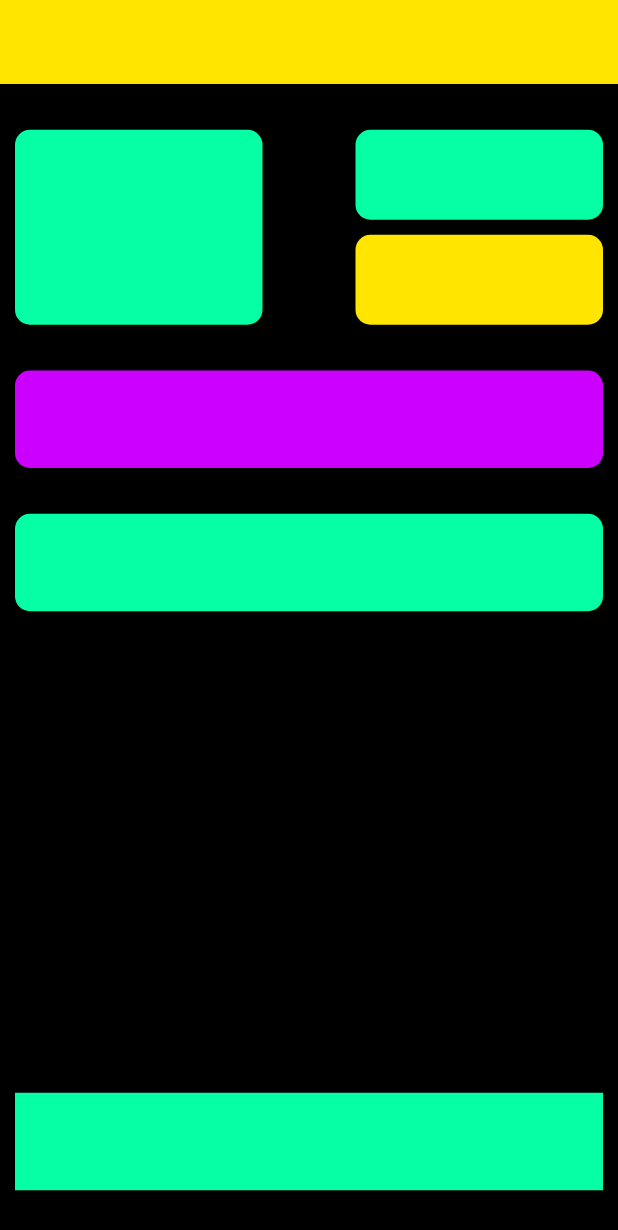
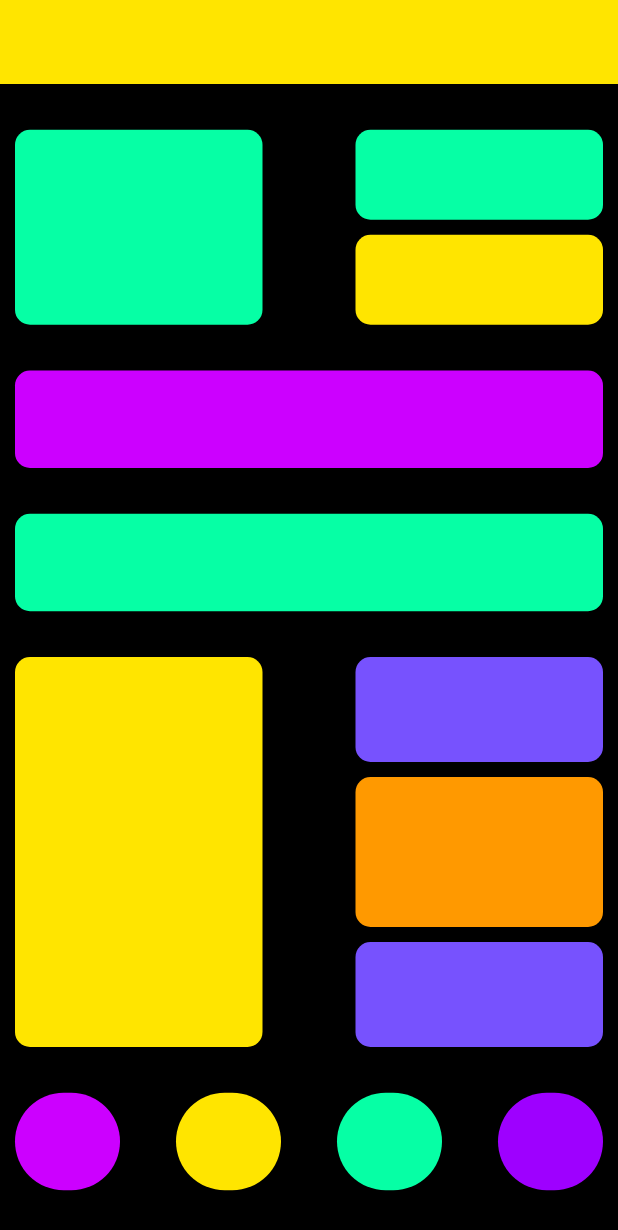
Before and after one commit to sachishehan/Flutter-Layout, a Flutter app: the screen it shows after launch, on a phone screen of 412 x 824 dp. Shown: the top 1230 px of the screen. Run offline on Flutter 3.47's test engine with Material 3 defaults, Android fonts, the phone set to English and light mode, and no system bars.

Commit message:
layout 4.1

```diff
--- a/lib/main.dart
+++ b/lib/main.dart
@@ -291,18 +291,88 @@ class MyApp extends StatelessWidget {
                 height: 130 * 2,
                 width: double.infinity,
                 child: Row(
+                    mainAxisAlignment: MainAxisAlignment.spaceBetween,
                     children: [
                         Container(
-
+                            height: 130*2,
+                            width: 165,
+                            decoration: BoxDecoration(
+                                borderRadius: BorderRadius.circular(borderRadius),
+                                color: Color(0xffFFE500),
+                            ),
                         ),
-                        Column(),
+                        Column(
+                            mainAxisAlignment: MainAxisAlignment.spaceBetween,
+                            children: [
+                                Container(
+                                    height: 70,
+                                    width: 165,
+                                    decoration: BoxDecoration(
+                                        borderRadius: BorderRadius.circular(borderRadius),
+                                        color: Color(0xff7752fe),
+                                    ),
+                                ),
+                                Container(
+                                    height: 100,
+                                    width: 165,
+                                    decoration: BoxDecoration(
+                                        borderRadius: BorderRadius.circular(borderRadius),
+                                        color: Color(0xffFF9900),
+                                    ),
+                                ),
+                                Container(
+                                    height: 70,
+                                    width: 165,
+                                    decoration: BoxDecoration(
+                                        borderRadius: BorderRadius.circular(borderRadius),
+                                        color: Color(0xff7752fe),
+                                    ),
+                                ),
+                            ],
+                        ),
                     ],
                 ),
               ),
               Container(
                 height: 130 / 2,
                 width: double.infinity,
-                color: Color(0xff06FFA5),
+                child: Row(
+                    mainAxisAlignment: MainAxisAlignment.spaceBetween,
+                    children: [
+                        Container(
+                            width: 70,
+                            height: 70,
+                            decoration: BoxDecoration(
+                                color: Color(0xffCC00FF),
+                                borderRadius: BorderRadius.circular(100)
+                            ),
+                        ),
+                        Container(
+                            width: 70,
+                            height: 70,
+                            decoration: BoxDecoration(
+                                color: Color(0xffFFE500),
+                                borderRadius: BorderRadius.circular(100)
+                            ),
+                        ),
+                        Container(
+                            width: 70,
+                            height: 70,
+                            decoration: BoxDecoration(
+                                color: Color(0xff06FFA5),
+                                borderRadius: BorderRadius.circular(100)
+                            ),
+                        ),
+                        Container(
+                            width: 70,
+                            height: 70,
+                            decoration: BoxDecoration(
+                                color: Color(0xff9E00FF),
+                                borderRadius: BorderRadius.circular(100)
+                            ),
+                        ),
+                    ],
+                ),
               ),
             ],
           ),
```
